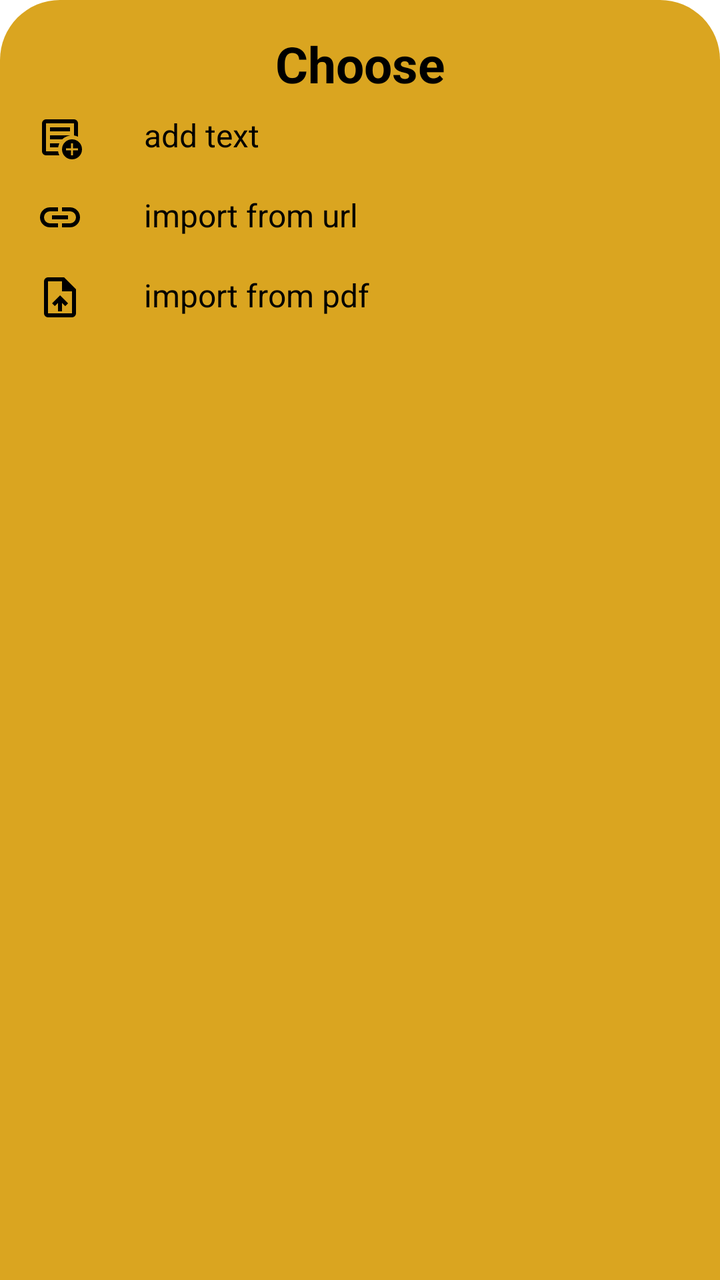
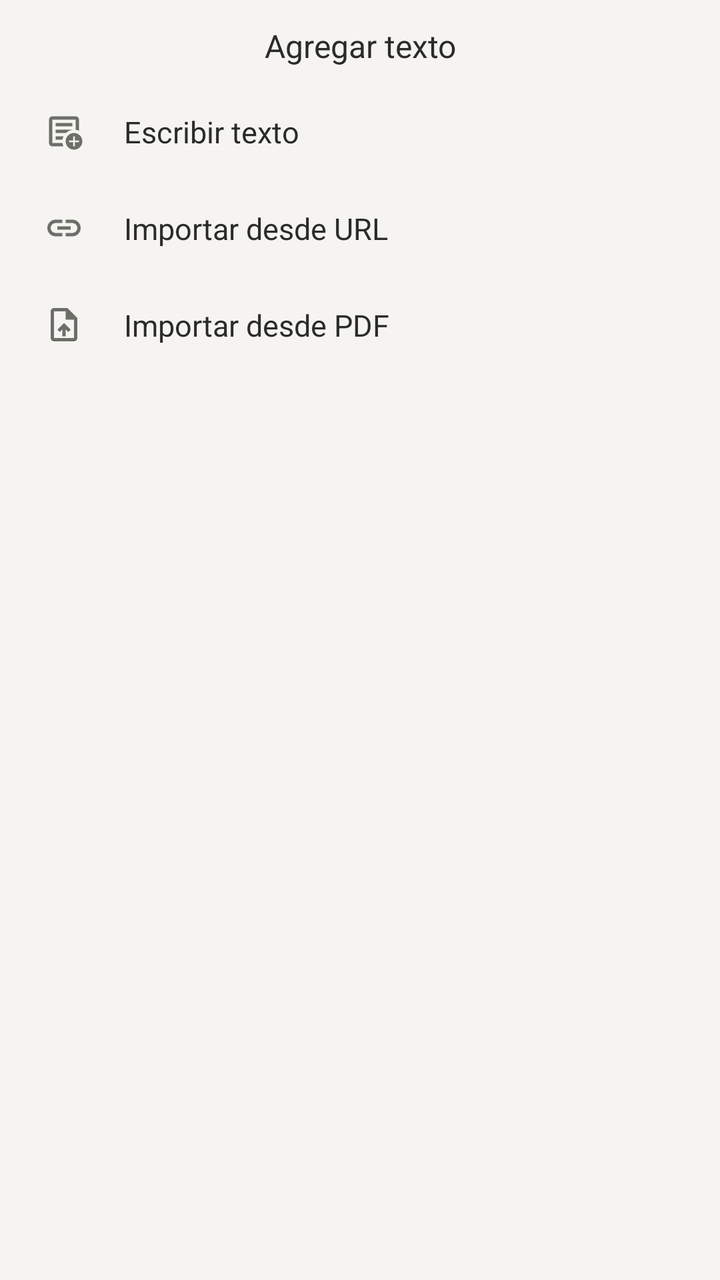

Screens rendered from an Android XML layout before and after an edit, with the pre-edit source and the edit as a unified diff.
<!-- AndroidManifest.xml: application theme Theme.Leelo -->
<!-- res/layout/bottomsheet.xml -->
<?xml version="1.0" encoding="utf-8"?>

<LinearLayout xmlns:android="http://schemas.android.com/apk/res/android"
    android:orientation="vertical"
    android:layout_width="match_parent"
    android:layout_height="match_parent"
    android:background="@drawable/dialog_bg">

    <TextView
        android:id="@+id/choosetxt"
        android:layout_width="match_parent"
        android:layout_height="wrap_content"
        android:textAlignment="center"
        android:text="Choose"
        android:textColor="@color/black"
        android:layout_marginTop="5dp"
        android:textSize="25dp"
        android:textStyle="bold"/>

    <LinearLayout
        android:id="@+id/layout_add_text"
        android:orientation="horizontal"
        android:layout_width="match_parent"
        android:layout_height="wrap_content"
        android:padding="8dp">

        <ImageView
            android:layout_width="wrap_content"
            android:layout_height="wrap_content"
            android:src="@drawable/add_notes"
            android:tint="@color/black"
            />

        <TextView
            android:layout_width="wrap_content"
            android:layout_height="wrap_content"
            android:layout_marginLeft="30dp"
            android:text="add text"
            android:textSize="16sp"
            android:textColor="@color/black"
            />
    </LinearLayout>

    <LinearLayout
        android:id="@+id/layout_add_text_url"
        android:orientation="horizontal"
        android:layout_width="match_parent"
        android:layout_height="wrap_content"
        android:padding="8dp">

        <ImageView
            android:layout_width="wrap_content"
            android:layout_height="wrap_content"
            android:src="@drawable/link"
            android:tint="@color/black"
            />

        <TextView
            android:layout_width="wrap_content"
            android:layout_height="wrap_content"
            android:text="import from url"
            android:layout_marginLeft="30dp"
            android:textSize="16sp"
            android:textColor="@color/black"
            />
    </LinearLayout>

    <LinearLayout
        android:id="@+id/layout_add_text_pdf"
        android:orientation="horizontal"
        android:layout_width="match_parent"
        android:layout_height="wrap_content"
        android:padding="8dp">

        <ImageView
            android:layout_width="wrap_content"
            android:layout_height="wrap_content"
            android:src="@drawable/upload_file"
            android:tint="@color/black"
            />

        <TextView
            android:layout_width="wrap_content"
            android:layout_height="wrap_content"
            android:text="import from pdf"
            android:layout_marginLeft="30dp"
            android:textSize="16sp"
            android:textColor="@color/black"
            />
    </LinearLayout>

</LinearLayout>
<!-- resources referenced by this layout -->
<resources>
  <color name="black">#FF000000</color>
  <!-- drawable add_notes (drawable) -->
  <vector xmlns:android="http://schemas.android.com/apk/res/android"
      android:width="24dp"
      android:height="24dp"
      android:viewportWidth="960"
      android:viewportHeight="960">
    <path
        android:pathData="M200,840q-33,0 -56.5,-23.5T120,760v-560q0,-33 23.5,-56.5T200,120h560q33,0 56.5,23.5T840,200v268q-19,-9 -39,-15.5t-41,-9.5v-243L200,200v560h242q3,22 9.5,42t15.5,38L200,840ZM200,720v40,-560 243,-3 280ZM280,680h163q3,-21 9.5,-41t14.5,-39L280,600v80ZM280,520h244q32,-30 71.5,-50t84.5,-27v-3L280,440v80ZM280,360h400v-80L280,280v80ZM720,920q-83,0 -141.5,-58.5T520,720q0,-83 58.5,-141.5T720,520q83,0 141.5,58.5T920,720q0,83 -58.5,141.5T720,920ZM700,840h40v-100h100v-40L740,700v-100h-40v100L600,700v40h100v100Z"
        android:fillColor="#e3e3e3"/>
  </vector>
  <!-- drawable dialog_bg (drawable) -->
  <?xml version="1.0" encoding="utf-8"?>
  
  <shape xmlns:android="http://schemas.android.com/apk/res/android">
  
      <solid android:color="@color/gold"/>
  
      <corners
          android:topLeftRadius="30dp"
          android:topRightRadius="30dp"
          />
  
      <padding
          android:left="10dp"
          android:right="10dp"
          android:top="10dp"
          android:bottom="10dp"
          />
  
  </shape>
  <!-- drawable link (drawable) -->
  <vector xmlns:android="http://schemas.android.com/apk/res/android"
      android:width="24dp"
      android:height="24dp"
      android:viewportWidth="960"
      android:viewportHeight="960">
    <path
        android:pathData="M440,680L280,680q-83,0 -141.5,-58.5T80,480q0,-83 58.5,-141.5T280,280h160v80L280,360q-50,0 -85,35t-35,85q0,50 35,85t85,35h160v80ZM320,520v-80h320v80L320,520ZM520,680v-80h160q50,0 85,-35t35,-85q0,-50 -35,-85t-85,-35L520,360v-80h160q83,0 141.5,58.5T880,480q0,83 -58.5,141.5T680,680L520,680Z"
        android:fillColor="#e3e3e3"/>
  </vector>
  <!-- drawable upload_file (drawable) -->
  <vector xmlns:android="http://schemas.android.com/apk/res/android"
      android:width="24dp"
      android:height="24dp"
      android:viewportWidth="960"
      android:viewportHeight="960">
    <path
        android:pathData="M440,760h80v-167l64,64 56,-57 -160,-160 -160,160 57,56 63,-63v167ZM240,880q-33,0 -56.5,-23.5T160,800v-640q0,-33 23.5,-56.5T240,80h320l240,240v480q0,33 -23.5,56.5T720,880L240,880ZM520,360v-200L240,160v640h480v-440L520,360ZM240,160v200,-200 640,-640Z"
        android:fillColor="#e3e3e3"/>
  </vector>
  <style name="Theme.Leelo" parent="Base.Theme.Leelo" />
  <color name="gold">#DAA520</color>
  <style name="Base.Theme.Leelo" parent="Theme.Material3.DayNight.NoActionBar">
          <item name="colorPrimary">@color/gold</item>
          <item name="colorPrimaryVariant">@color/gold</item>
          <item name="colorOnPrimary">@color/black</item>
          <item name="colorSecondary">@color/gold</item>
          <item name="colorSecondaryVariant">@color/gold</item>
          <item name="colorOnSecondary">@color/black</item>
          
          <item name="android:colorBackground">@color/background_light</item>
          <item name="colorSurface">@color/surface_light</item>
          <item name="colorOnBackground">@color/on_background_light</item>
          <item name="colorOnSurface">@color/on_surface_light</item>
          
          <item name="android:statusBarColor">@color/background_light</item>
          <item name="android:windowLightStatusBar" tools:targetApi="m">true</item>
          <item name="android:navigationBarColor">@color/background_light</item>
      </style>
  <color name="background_light">#FFFFFF</color>
  <color name="surface_light">#FFFFFF</color>
  <color name="on_background_light">#1C1B1F</color>
  <color name="on_surface_light">#1C1B1F</color>
</resources>

<!-- the commit's change to res/layout/bottomsheet.xml (unified diff, before → after) -->
@@ -1,92 +1,89 @@
 <?xml version="1.0" encoding="utf-8"?>
-
 <LinearLayout xmlns:android="http://schemas.android.com/apk/res/android"
-    android:orientation="vertical"
     android:layout_width="match_parent"
-    android:layout_height="match_parent"
-    android:background="@drawable/dialog_bg">
+    android:layout_height="wrap_content"
+    android:background="@drawable/dialog_bg"
+    android:orientation="vertical">
 
     <TextView
-        android:id="@+id/choosetxt"
         android:layout_width="match_parent"
         android:layout_height="wrap_content"
-        android:textAlignment="center"
-        android:text="Choose"
-        android:textColor="@color/black"
-        android:layout_marginTop="5dp"
-        android:textSize="25dp"
-        android:textStyle="bold"/>
+        android:layout_marginBottom="8dp"
+        android:gravity="center"
+        android:text="Agregar texto"
+        android:textColor="?attr/colorOnSurface"
+        android:textSize="16sp" />
 
     <LinearLayout
         android:id="@+id/layout_add_text"
-        android:orientation="horizontal"
         android:layout_width="match_parent"
         android:layout_height="wrap_content"
-        android:padding="8dp">
+        android:background="?android:attr/selectableItemBackground"
+        android:gravity="center_vertical"
+        android:orientation="horizontal"
+        android:padding="14dp">
 
         <ImageView
-            android:layout_width="wrap_content"
-            android:layout_height="wrap_content"
+            android:layout_width="20dp"
+            android:layout_height="20dp"
             android:src="@drawable/add_notes"
-            android:tint="@color/black"
-            />
+            android:tint="?attr/colorOnSurfaceVariant" />
 
         <TextView
             android:layout_width="wrap_content"
             android:layout_height="wrap_content"
-            android:layout_marginLeft="30dp"
-            android:text="add text"
-            android:textSize="16sp"
-            android:textColor="@color/black"
-            />
+            android:layout_marginStart="20dp"
+            android:text="Escribir texto"
+            android:textColor="?attr/colorOnSurface"
+            android:textSize="15sp" />
     </LinearLayout>
 
     <LinearLayout
         android:id="@+id/layout_add_text_url"
-        android:orientation="horizontal"
         android:layout_width="match_parent"
         android:layout_height="wrap_content"
-        android:padding="8dp">
+        android:background="?android:attr/selectableItemBackground"
+        android:gravity="center_vertical"
+        android:orientation="horizontal"
+        android:padding="14dp">
 
         <ImageView
-            android:layout_width="wrap_content"
-            android:layout_height="wrap_content"
+            android:layout_width="20dp"
+            android:layout_height="20dp"
             android:src="@drawable/link"
-            android:tint="@color/black"
-            />
+            android:tint="?attr/colorOnSurfaceVariant" />
 
         <TextView
             android:layout_width="wrap_content"
             android:layout_height="wrap_content"
-            android:text="import from url"
-            android:layout_marginLeft="30dp"
-            android:textSize="16sp"
-            android:textColor="@color/black"
-            />
+            android:layout_marginStart="20dp"
+            android:text="Importar desde URL"
+            android:textColor="?attr/colorOnSurface"
+            android:textSize="15sp" />
     </LinearLayout>
 
     <LinearLayout
         android:id="@+id/layout_add_text_pdf"
-        android:orientation="horizontal"
         android:layout_width="match_parent"
         android:layout_height="wrap_content"
-        android:padding="8dp">
+        android:background="?android:attr/selectableItemBackground"
+        android:gravity="center_vertical"
+        android:orientation="horizontal"
+        android:padding="14dp">
 
         <ImageView
-            android:layout_width="wrap_content"
-            android:layout_height="wrap_content"
+            android:layout_width="20dp"
+            android:layout_height="20dp"
             android:src="@drawable/upload_file"
-            android:tint="@color/black"
-            />
+            android:tint="?attr/colorOnSurfaceVariant" />
 
         <TextView
             android:layout_width="wrap_content"
             android:layout_height="wrap_content"
-            android:text="import from pdf"
-            android:layout_marginLeft="30dp"
-            android:textSize="16sp"
-            android:textColor="@color/black"
-            />
+            android:layout_marginStart="20dp"
+            android:text="Importar desde PDF"
+            android:textColor="?attr/colorOnSurface"
+            android:textSize="15sp" />
     </LinearLayout>
 
 </LinearLayout>
<!-- resource entries referenced after the edit -->
@@ -1,6 +1,5 @@
 <!-- resources referenced by this layout -->
 <resources>
-  <color name="black">#FF000000</color>
   <!-- drawable add_notes (drawable) -->
   <vector xmlns:android="http://schemas.android.com/apk/res/android"
       android:width="24dp"
@@ -13,23 +12,16 @@
   </vector>
   <!-- drawable dialog_bg (drawable) -->
   <?xml version="1.0" encoding="utf-8"?>
-  
   <shape xmlns:android="http://schemas.android.com/apk/res/android">
-  
-      <solid android:color="@color/gold"/>
-  
+      <solid android:color="@color/paper" />
       <corners
-          android:topLeftRadius="30dp"
-          android:topRightRadius="30dp"
-          />
-  
+          android:topLeftRadius="6dp"
+          android:topRightRadius="6dp" />
       <padding
-          android:left="10dp"
-          android:right="10dp"
-          android:top="10dp"
-          android:bottom="10dp"
-          />
-  
+          android:left="8dp"
+          android:right="8dp"
+          android:top="12dp"
+          android:bottom="12dp" />
   </shape>
   <!-- drawable link (drawable) -->
   <vector xmlns:android="http://schemas.android.com/apk/res/android"
@@ -52,27 +44,35 @@
         android:fillColor="#e3e3e3"/>
   </vector>
   <style name="Theme.Leelo" parent="Base.Theme.Leelo" />
-  <color name="gold">#DAA520</color>
+  <color name="paper">#FFF5F4F1</color>
   <style name="Base.Theme.Leelo" parent="Theme.Material3.DayNight.NoActionBar">
-          <item name="colorPrimary">@color/gold</item>
-          <item name="colorPrimaryVariant">@color/gold</item>
-          <item name="colorOnPrimary">@color/black</item>
-          <item name="colorSecondary">@color/gold</item>
-          <item name="colorSecondaryVariant">@color/gold</item>
-          <item name="colorOnSecondary">@color/black</item>
-          
-          <item name="android:colorBackground">@color/background_light</item>
-          <item name="colorSurface">@color/surface_light</item>
-          <item name="colorOnBackground">@color/on_background_light</item>
-          <item name="colorOnSurface">@color/on_surface_light</item>
-          
-          <item name="android:statusBarColor">@color/background_light</item>
+          <item name="colorPrimary">@color/accent</item>
+          <item name="colorOnPrimary">@color/accent_on</item>
+          <item name="colorSecondary">@color/accent</item>
+          <item name="colorOnSecondary">@color/accent_on</item>
+  
+          <item name="android:colorBackground">@color/paper</item>
+          <item name="colorOnBackground">@color/ink</item>
+          <item name="colorSurface">@color/paper</item>
+          <item name="colorOnSurface">@color/ink</item>
+          <item name="colorSurfaceVariant">@color/paper</item>
+          <item name="colorOnSurfaceVariant">@color/ink_muted</item>
+          <item name="colorOutline">@color/line</item>
+          <item name="colorOutlineVariant">@color/line</item>
+          <item name="colorPrimaryContainer">@color/paper</item>
+          <item name="colorSecondaryContainer">@color/paper</item>
+  
+          <item name="android:statusBarColor">@color/paper</item>
           <item name="android:windowLightStatusBar" tools:targetApi="m">true</item>
-          <item name="android:navigationBarColor">@color/background_light</item>
+          <item name="android:navigationBarColor">@color/paper</item>
+          <item name="android:windowBackground">@color/paper</item>
+  
+          <item name="android:fontFamily">sans-serif</item>
       </style>
-  <color name="background_light">#FFFFFF</color>
-  <color name="surface_light">#FFFFFF</color>
-  <color name="on_background_light">#1C1B1F</color>
-  <color name="on_surface_light">#1C1B1F</color>
+  <color name="accent">#FF63635F</color>
+  <color name="accent_on">#FFF5F4F1</color>
+  <color name="ink">#FF2B2B28</color>
+  <color name="ink_muted">#FF6E6E69</color>
+  <color name="line">#FFD8D7D2</color>
 </resources>
 
